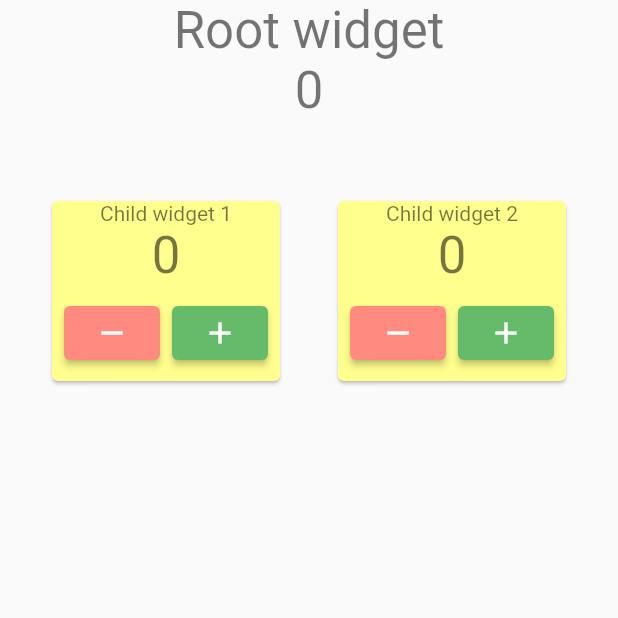
After one commit to PavelShkuropatsky/state_engines_flutter3, a Flutter app: the ReduxTab screen opened directly, on a phone screen of 412 x 824 dp, the top half of it. The commit adds this screen. Run offline on Flutter 3.47's test engine with Material 2 defaults, Android fonts, the phone set to English and light mode, and no system bars; our stand-ins replace flutter_bloc, flutter_mobx, flutter_redux, mobx, redux; generated files the repository leaves out were written again.

Commit message:
adding Redux

```diff
--- /dev/null
+++ b/lib/redux/actions.dart
@@ -0,0 +1,8 @@
+class AddToRightAction {}
+class RemoveToRightAction {}
+
+class AddToLeftAction {}
+class RemoveToLeftAction {}
+
+class AddToHeadAction {}
+class RemoveToHeadAction {}
--- /dev/null
+++ b/lib/redux/app_state.dart
@@ -0,0 +1,27 @@
+class AppState {
+  final int headCounter;
+  final int rightCounter;
+  final int leftCounter;
+
+  AppState({
+    required this.headCounter,
+    required this.rightCounter,
+    required this.leftCounter});
+
+  AppState.initial() :
+    headCounter = 0,
+    rightCounter = 0,
+    leftCounter = 0;
+
+  AppState copyWith({
+    int? headCounter,
+    int? rightCounter,
+    int? leftCounter}) {
+
+    return AppState(
+      headCounter: headCounter ?? this.headCounter,
+      rightCounter: rightCounter ?? this.rightCounter,
+      leftCounter: leftCounter ?? this.leftCounter
+    );
+  }
+}
--- /dev/null
+++ b/lib/widgets/redux_tab.dart
@@ -0,0 +1,103 @@
+import 'package:flutter/material.dart';
+import 'package:flutter_redux/flutter_redux.dart';
+import 'package:redux/redux.dart';
+import 'package:state_engines_flutter3/redux/actions.dart';
+import 'package:state_engines_flutter3/redux/reducers.dart';
+import '../redux/app_state.dart';
+import '../redux/middlewares.dart';
+
+final Store<AppState> store = Store(
+    reducer,
+    initialState: AppState.initial(),
+    middleware: middleware);
+
+class ReduxTab extends StatelessWidget {
+  const ReduxTab({super.key});
+
+  @override
+  Widget build(BuildContext context) {
+    return StoreProvider(
+      store: store,
+      child: Scaffold(
+        body: Column(
+          children: [
+            Text('Root widget',style: Theme.of(context).textTheme.headline4),
+            StoreConnector<AppState, String>(
+                builder: (context, counterStr) => Text(counterStr, style: Theme.of(context).textTheme.headline4),
+                converter: (localStore) => localStore.state.headCounter.toString(),
+                distinct: true,
+            ),
+            const SizedBox(
+              height: 50,
+            ),
+            Row(
+              mainAxisAlignment: MainAxisAlignment.spaceEvenly,
+              children: [
+                _Counter(text: 'Child widget 1', side: CounterSide.left),
+                _Counter(text: 'Child widget 2', side: CounterSide.right),
+              ],
+            ),
+          ],
+        ),
+      ),
+    );
+  }
+}
+
+enum CounterSide {left, right}
+
+class _Counter extends StatelessWidget {
+  final String text;
+  final CounterSide side;
+
+  dynamic get _addAction => (_isRight ? AddToRightAction() : AddToLeftAction());
+  dynamic get _removeAction => (_isRight ? RemoveToRightAction() : RemoveToLeftAction());
+
+  bool get _isLeft => side == CounterSide.left;
+  bool get _isRight => side == CounterSide.right;
+
+  _Counter({
+    Key? key,
+    required this.text,
+    required this.side
+  }) : super(key: key);
+
+  @override
+  Widget build(BuildContext context) {
+    final Store<AppState> _store = StoreProvider.of<AppState>(context);
+    return Card(
+      margin: const EdgeInsets.all(4.0).copyWith(bottom: 32.0),
+      color: Colors.yellowAccent[100],
+      child: Column(
+        children: [
+          Text(text,
+              style: Theme.of(context)
+                  .textTheme
+                  .headline4
+                  ?.copyWith(fontSize: 14)),
+          StoreConnector<AppState, String>(
+              builder: (context, counterStr) => Text(counterStr, style: Theme.of(context).textTheme.headline4),
+              converter: (localStore) => (_isRight ? localStore.state.rightCounter
+                                                   : localStore.state.leftCounter).toString(),
+              distinct: true,
+          ),
+          ButtonBar(
+            alignment: MainAxisAlignment.spaceEvenly,
+            children: [
+              ElevatedButton(
+                onPressed: () => _store.dispatch(_removeAction),
+                style: ElevatedButton.styleFrom(backgroundColor: Colors.redAccent[100]),
+                child: const Icon(Icons.remove),
+              ),
+              ElevatedButton(
+                onPressed: () => _store.dispatch(_addAction),
+                style: ElevatedButton.styleFrom(backgroundColor: Colors.green[400]),
+                child: const Icon(Icons.add),
+              ),
+            ],
+          ),
+        ],
+      ),
+    );
+  }
+}
--- a/pubspec.yaml
+++ b/pubspec.yaml
@@ -38,6 +38,8 @@ dependencies:
   flutter_bloc: ^8.0.1
   mobx: ^2.0.7+4
   flutter_mobx: ^2.0.6+1
+  redux: ^5.0.0
+  flutter_redux: ^0.10.0
 
 dev_dependencies:
   flutter_test:
```
Also changed, not shown: lib/pages/home_page.dart (+5 -3 lines), lib/redux/middlewares.dart (added, +28 -0 lines), lib/redux/reducers.dart (added, +55 -0 lines), pubspec.lock.
